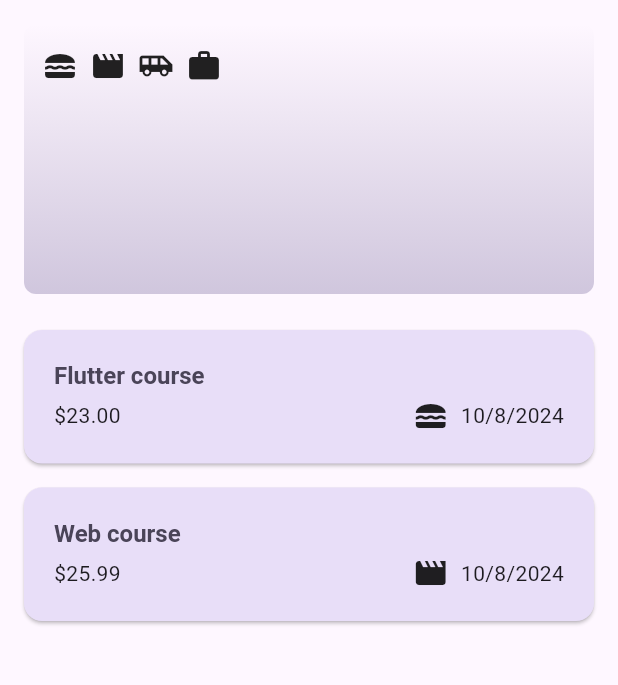
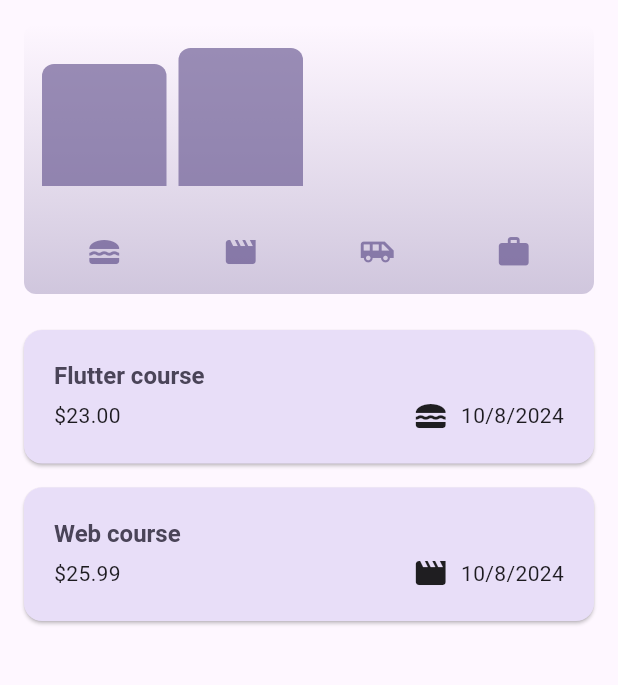
Before and after one commit to Ishtiaq-Hossen/ExpenseManager, a Flutter app: the screen it shows after launch, on a phone screen of 412 x 824 dp, the part 84-769 px from its top. Run offline on Flutter 3.47's test engine with Material 3 defaults, Android fonts, the phone set to English and light mode, and no system bars; missing offline and left inert: dart:ffi.

Commit message:
darkmode work done

```diff
--- /dev/null
+++ b/lib/widgets/chart-bar.dart
@@ -0,0 +1,38 @@
+
+import 'package:flutter/material.dart';
+
+class ChartBar extends StatelessWidget {
+  final double fill;
+
+  const ChartBar(
+      {super.key,required this.fill,
+      });
+
+  @override
+  Widget build(BuildContext context) {
+    final isDarkMode= MediaQuery.of(context).platformBrightness==Brightness.dark;
+
+    return Expanded(
+      child: Padding(
+        padding: EdgeInsets.symmetric(
+          horizontal: 4,
+
+        ),
+        child: FractionallySizedBox(
+          heightFactor: fill,
+          child: DecoratedBox(
+            decoration: BoxDecoration(
+              shape: BoxShape.rectangle,
+              borderRadius: BorderRadius.vertical(
+                top: Radius.circular(8),
+              ),
+              color: isDarkMode ?
+                  Theme.of(context).colorScheme.secondary:
+              Theme.of(context).colorScheme.primary.withOpacity(0.65),
+            ),
+          ),
+        ),
+      ),
+    );
+  }
+}
--- a/lib/widgets/chart.dart
+++ b/lib/widgets/chart.dart
@@ -1,4 +1,8 @@
 
+import 'dart:ffi';
+
+import 'package:expensemanager/widgets/chart-bar.dart';
+import 'package:flutter/cupertino.dart';
 import 'package:flutter/material.dart';
 
 import '../enums/catagory_enums.dart';
@@ -34,6 +38,8 @@ class Chart extends StatelessWidget {
 
   @override
   Widget build(BuildContext context) {
+    final isDarkMode= MediaQuery.of(context).platformBrightness==Brightness.dark;
+
     return Container(
       margin: EdgeInsets.all(16),//all mane sob dik theke
       padding: EdgeInsets.symmetric(// symetric mane upre,niche ba dane,bame
@@ -57,13 +63,40 @@ class Chart extends StatelessWidget {
       ),
       child: Column(
         children: [
+          //bar
+          Expanded(
+            child: Row(
+              crossAxisAlignment: CrossAxisAlignment.end,
+              children: [
+                for(final bucket in buckets)
+                  ChartBar(
+                    fill: bucket.TotalExpenses==0
+                        ?0
+                        :bucket.TotalExpenses /maxTotalExpense,
+                  ),
+              ],
+            ),
+          ),
+
+
+          SizedBox(
+            height: 32,
+          ),
           Row(
-            children: buckets.map((bucket) => Padding(
-              padding: EdgeInsets.symmetric(
-                horizontal: 4,
-              ),
-              child: Icon(CatagoryIcons[bucket.catagory]),
-              )).toList(),
+            children: buckets.map((bucket) => Expanded(
+              child: Padding(
+                padding: EdgeInsets.symmetric(
+                  horizontal: 4,
+                ),
+                child: Icon(
+                    CatagoryIcons[bucket.catagory],
+
+                    color:isDarkMode
+                        ? Theme.of(context).colorScheme.secondary
+                    : Theme.of(context).colorScheme.primary.withOpacity(0.7)
+                ),
+                ),
+            )).toList(),
           ),
         ],
 
```
